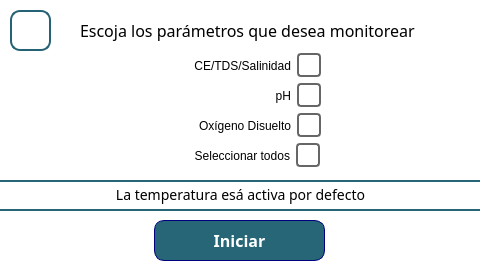
Before: the Qt Designer form src/views/MonitoringView/MonitoringSelectLandscape.ui in Giocerz/water_quality_rpi_unal, drawn with Qt 5.
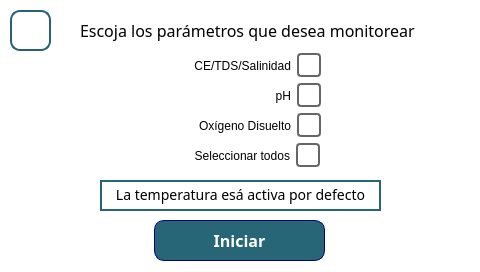
After: the same form once the commit is applied.

Commit message: change: monitor select ui

```diff
--- a/src/views/MonitoringView/MonitoringSelectLandscape.ui
+++ b/src/views/MonitoringView/MonitoringSelectLandscape.ui
@@ -266,16 +266,16 @@
    <widget class="QLabel" name="label_2">
     <property name="geometry">
      <rect>
-      <x>-10</x>
+      <x>100</x>
       <y>180</y>
-      <width>501</width>
+      <width>281</width>
       <height>31</height>
      </rect>
     </property>
     <property name="styleSheet">
      <string notr="true">font-size: 14px;
 border: 2px solid #266676;
-background: transparent;</string>
+</string>
     </property>
     <property name="text">
      <string>&lt;html&gt;&lt;head/&gt;&lt;body&gt;&lt;p&gt;La temperatura  esá activa por defecto&lt;/p&gt;&lt;/body&gt;&lt;/html&gt;</string>
```
The commit also changes 3 other files.
